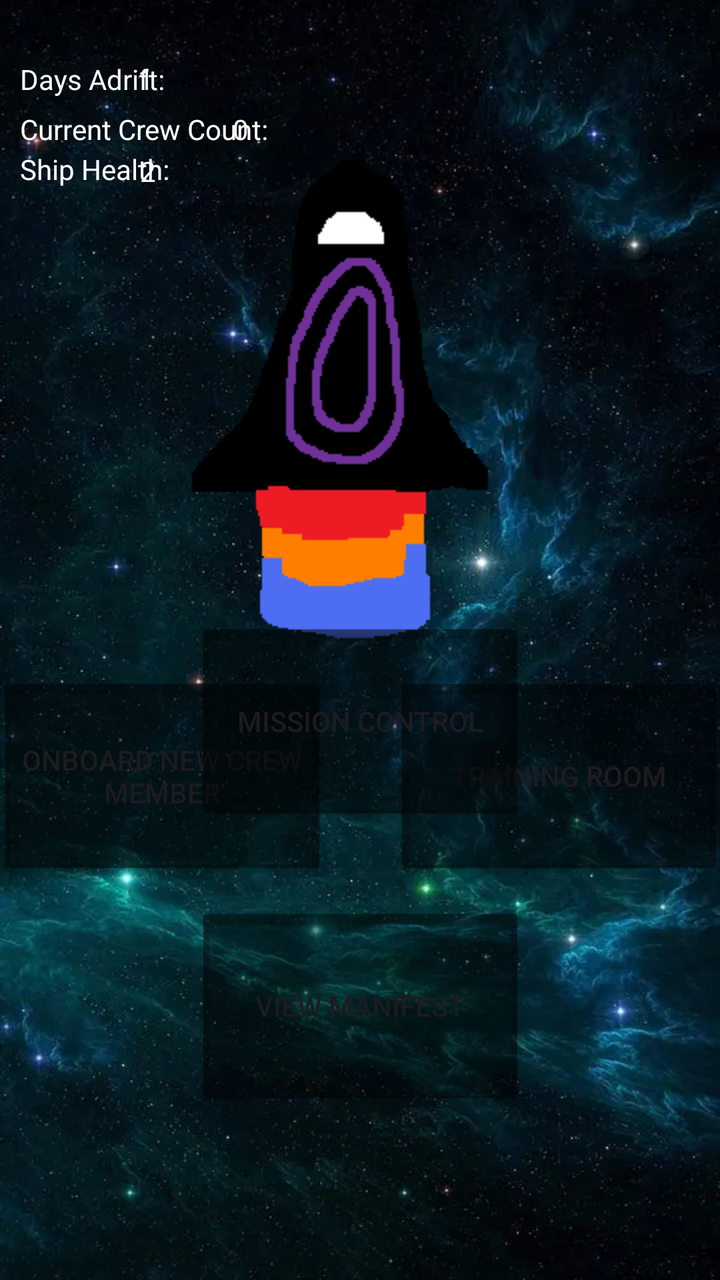
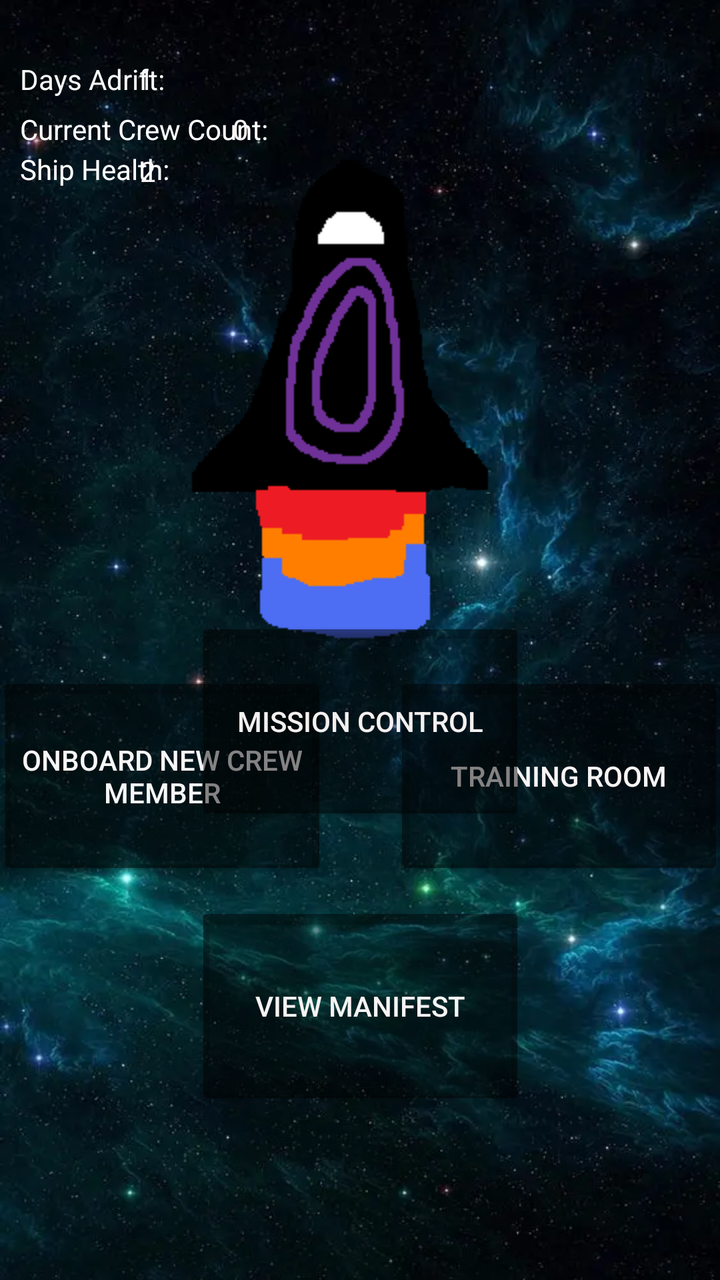

The first picture is an Android layout as it rendered before a commit; the second is the same layout after the commit. The layout source and the unified diff follow.
<!-- AndroidManifest.xml: application theme Theme.PROJECT -->
<!-- res/layout/main_menu.xml -->
<?xml version="1.0" encoding="utf-8"?>
<androidx.constraintlayout.widget.ConstraintLayout xmlns:android="http://schemas.android.com/apk/res/android"
    xmlns:app="http://schemas.android.com/apk/res-auto"
    xmlns:tools="http://schemas.android.com/tools"
    android:layout_width="match_parent"
    android:layout_height="match_parent"
    android:background="@drawable/space_background">


    <TextView
        android:id="@+id/ship_health_number_text"
        android:layout_width="wrap_content"
        android:layout_height="wrap_content"
        android:layout_marginStart="-160dp"
        android:layout_marginTop="76dp"
        android:text="2"
        android:textColor="#F8F1F1"
        app:layout_constraintEnd_toEndOf="parent"
        app:layout_constraintHorizontal_bias="0.449"
        app:layout_constraintStart_toStartOf="parent"
        app:layout_constraintTop_toTopOf="parent" />

    <TextView
        android:id="@+id/ship_health_text"
        android:layout_width="wrap_content"
        android:layout_height="wrap_content"
        android:layout_marginStart="10dp"
        android:layout_marginTop="75dp"
        android:text="Ship Health:"
        android:textColor="#FFFFFF"
        app:layout_constraintStart_toStartOf="parent"
        app:layout_constraintTop_toTopOf="parent" />

    <Button
        android:id="@+id/onboard_crew_button"
        android:layout_width="165dp"
        android:layout_height="104dp"
        android:layout_marginEnd="200dp"
        android:layout_marginBottom="200dp"
        android:backgroundTint="#77000000"
        android:text="Onboard New Crew Member"
        app:layout_constraintBottom_toBottomOf="parent"
        app:layout_constraintEnd_toEndOf="parent"
        app:layout_constraintHorizontal_bias="0.347"
        app:layout_constraintStart_toStartOf="parent" />

    <Button
        android:id="@+id/training_room_button"
        android:layout_width="165dp"
        android:layout_height="104dp"
        android:layout_marginStart="200dp"
        android:layout_marginBottom="200dp"
        android:backgroundTint="#78000000"
        android:text="Training Room"
        app:layout_constraintBottom_toBottomOf="parent"
        app:layout_constraintEnd_toEndOf="parent"
        app:layout_constraintHorizontal_bias="0.652"
        app:layout_constraintStart_toStartOf="parent" />

    <Button
        android:id="@+id/passenger_manifest_button"
        android:layout_width="165dp"
        android:layout_height="104dp"
        android:layout_marginBottom="85dp"
        android:backgroundTint="#77000000"
        android:text="View Manifest"
        app:layout_constraintBottom_toBottomOf="parent"
        app:layout_constraintEnd_toEndOf="parent"
        app:layout_constraintStart_toStartOf="parent" />

    <Button
        android:id="@+id/mission_control_button"
        android:layout_width="165dp"
        android:layout_height="104dp"
        android:layout_marginBottom="20dp"
        android:backgroundTint="#78000000"
        android:text="Mission Control"
        app:layout_constraintBottom_toBottomOf="parent"
        app:layout_constraintEnd_toEndOf="parent"
        app:layout_constraintStart_toStartOf="parent"
        app:layout_constraintTop_toTopOf="parent"
        app:layout_constraintVertical_bias="0.598" />

    <TextView
        android:id="@+id/days_on_board_text"
        android:layout_width="wrap_content"
        android:layout_height="wrap_content"
        android:layout_marginStart="10dp"
        android:layout_marginTop="30dp"
        android:text="Days Adrift: "
        android:textColor="#FAFAFA"
        app:layout_constraintStart_toStartOf="parent"
        app:layout_constraintTop_toTopOf="parent" />

    <TextView
        android:id="@+id/days_adrift_number"
        android:layout_width="wrap_content"
        android:layout_height="wrap_content"
        android:layout_marginStart="-300dp"
        android:layout_marginTop="30dp"
        android:text="1"
        android:textColor="#F6F6F6"
        app:layout_constraintEnd_toEndOf="parent"
        app:layout_constraintStart_toEndOf="@+id/days_on_board_text"
        app:layout_constraintTop_toTopOf="parent" />

    <TextView
        android:id="@+id/current_crew_count_text"
        android:layout_width="wrap_content"
        android:layout_height="wrap_content"
        android:layout_marginStart="10dp"
        android:layout_marginTop="55dp"
        android:text="Current Crew Count:"
        android:textColor="#FFFFFF"
        app:layout_constraintStart_toStartOf="parent"
        app:layout_constraintTop_toTopOf="parent" />

    <TextView
        android:id="@+id/current_crew_count_number_text"
        android:layout_width="wrap_content"
        android:layout_height="wrap_content"
        android:layout_marginStart="-120dp"
        android:layout_marginTop="55dp"
        android:text="0"
        android:textColor="#F8F1F1"
        app:layout_constraintEnd_toEndOf="parent"
        app:layout_constraintStart_toStartOf="parent"
        app:layout_constraintTop_toTopOf="parent" />

    <ImageView
        android:id="@+id/imageView2"
        android:layout_width="wrap_content"
        android:layout_height="wrap_content"
        android:layout_marginTop="50dp"
        app:layout_constraintEnd_toEndOf="parent"
        app:layout_constraintStart_toStartOf="parent"
        app:layout_constraintTop_toTopOf="parent"
        app:srcCompat="@drawable/big_pixel_rocket" />

</androidx.constraintlayout.widget.ConstraintLayout>
<!-- resources referenced by this layout -->
<resources>
  <!-- drawable big_pixel_rocket: webp bitmap (drawable, 5081 bytes) -->
  <!-- drawable space_background: webp bitmap (drawable, 55618 bytes) -->
  <style name="Theme.PROJECT" parent="Base.Theme.PROJECT" />
  <style name="Base.Theme.PROJECT" parent="Theme.Material3.DayNight.NoActionBar">
          
          
      </style>
</resources>

<!-- the commit's change to res/layout/main_menu.xml (unified diff, before → after) -->
@@ -39,6 +39,7 @@
         android:layout_marginBottom="200dp"
         android:backgroundTint="#77000000"
         android:text="Onboard New Crew Member"
+        android:textColor="#F8F7F7"
         app:layout_constraintBottom_toBottomOf="parent"
         app:layout_constraintEnd_toEndOf="parent"
         app:layout_constraintHorizontal_bias="0.347"
@@ -52,6 +53,7 @@
         android:layout_marginBottom="200dp"
         android:backgroundTint="#78000000"
         android:text="Training Room"
+        android:textColor="#F8F4F4"
         app:layout_constraintBottom_toBottomOf="parent"
         app:layout_constraintEnd_toEndOf="parent"
         app:layout_constraintHorizontal_bias="0.652"
@@ -64,6 +66,7 @@
         android:layout_marginBottom="85dp"
         android:backgroundTint="#77000000"
         android:text="View Manifest"
+        android:textColor="#F6F3F3"
         app:layout_constraintBottom_toBottomOf="parent"
         app:layout_constraintEnd_toEndOf="parent"
         app:layout_constraintStart_toStartOf="parent" />
@@ -75,11 +78,13 @@
         android:layout_marginBottom="20dp"
         android:backgroundTint="#78000000"
         android:text="Mission Control"
+        android:textColor="#F4F0F0"
         app:layout_constraintBottom_toBottomOf="parent"
         app:layout_constraintEnd_toEndOf="parent"
         app:layout_constraintStart_toStartOf="parent"
         app:layout_constraintTop_toTopOf="parent"
-        app:layout_constraintVertical_bias="0.598" />
+        app:layout_constraintVertical_bias="0.598"
+        app:rippleColor="#F6F3F3" />
 
     <TextView
         android:id="@+id/days_on_board_text"
